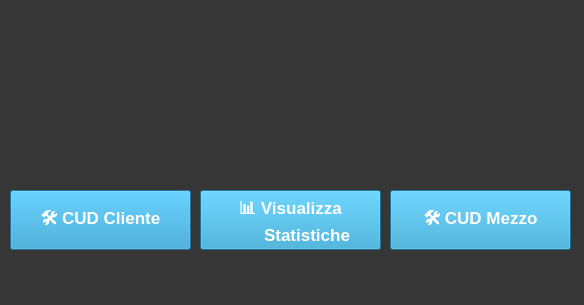
This is Viste/Amministratore/GUI/homepage_amministratore.ui in GiulianiM/Noleggio as Qt 5 draws it before an edit. The edited form follows.
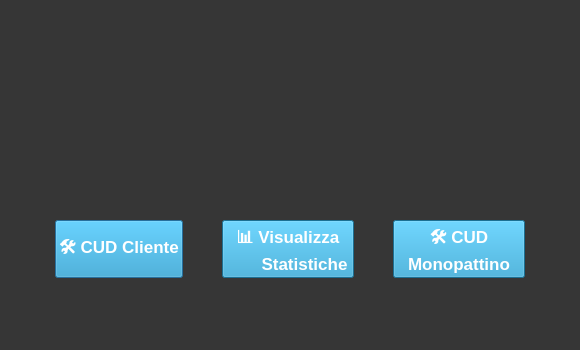
This is the edited form. Icons and pictures are not drawn.

Patch:
```diff
--- a/Viste/Amministratore/GUI/homepage_amministratore.ui
+++ b/Viste/Amministratore/GUI/homepage_amministratore.ui
@@ -6,10 +6,22 @@
    <rect>
     <x>0</x>
     <y>0</y>
-    <width>584</width>
-    <height>305</height>
+    <width>580</width>
+    <height>350</height>
    </rect>
   </property>
+  <property name="minimumSize">
+   <size>
+    <width>580</width>
+    <height>350</height>
+   </size>
+  </property>
+  <property name="maximumSize">
+   <size>
+    <width>580</width>
+    <height>350</height>
+   </size>
+  </property>
   <property name="windowTitle">
    <string>HomePage</string>
   </property>
@@ -21,57 +33,24 @@
   <property name="styleSheet">
    <string notr="true">background-color: rgb(54, 54, 54);</string>
   </property>
-  <widget class="QLabel" name="id_label">
-   <property name="geometry">
-    <rect>
-     <x>20</x>
-     <y>40</y>
-     <width>31</width>
-     <height>16</height>
-    </rect>
-   </property>
-   <property name="font">
-    <font>
-     <pointsize>13</pointsize>
-    </font>
-   </property>
-   <property name="styleSheet">
-    <string notr="true">font-size:14; color:white</string>
-   </property>
-   <property name="text">
-    <string/>
-   </property>
-  </widget>
-  <widget class="QLabel" name="id_label_to_edit">
-   <property name="geometry">
-    <rect>
-     <x>60</x>
-     <y>40</y>
-     <width>49</width>
-     <height>16</height>
-    </rect>
-   </property>
-   <property name="font">
-    <font>
-     <pointsize>13</pointsize>
-    </font>
-   </property>
-   <property name="styleSheet">
-    <string notr="true">color: rgb(255, 255, 255);</string>
-   </property>
-   <property name="text">
-    <string/>
-   </property>
-  </widget>
+  <layout class="QGridLayout" name="gridLayout">
+   <item row="1" column="1">
+    <layout class="QHBoxLayout" name="horizontalLayout">
+     <item>
+      <spacer name="horizontalSpacer">
+       <property name="orientation">
+        <enum>Qt::Horizontal</enum>
+       </property>
+       <property name="sizeHint" stdset="0">
+        <size>
+         <width>40</width>
+         <height>20</height>
+        </size>
+       </property>
+      </spacer>
+     </item>
+     <item>
   <widget class="QLabel" name="logo">
-   <property name="geometry">
-    <rect>
-     <x>240</x>
-     <y>40</y>
-     <width>90</width>
-     <height>90</height>
-    </rect>
-   </property>
    <property name="text">
     <string/>
    </property>
@@ -82,19 +61,61 @@
     <bool>true</bool>
    </property>
   </widget>
+     </item>
+     <item>
+      <spacer name="horizontalSpacer_2">
+       <property name="orientation">
+        <enum>Qt::Horizontal</enum>
+       </property>
+       <property name="sizeHint" stdset="0">
+        <size>
+         <width>40</width>
+         <height>20</height>
+        </size>
+       </property>
+      </spacer>
+     </item>
+    </layout>
+   </item>
+   <item row="5" column="1">
+    <spacer name="verticalSpacer_2">
+     <property name="orientation">
+      <enum>Qt::Vertical</enum>
+     </property>
+     <property name="sizeHint" stdset="0">
+      <size>
+       <width>20</width>
+       <height>40</height>
+      </size>
+     </property>
+    </spacer>
+   </item>
+   <item row="4" column="1">
+    <layout class="QHBoxLayout" name="horizontalLayout_2">
+     <item>
+      <spacer name="horizontalSpacer_5">
+       <property name="orientation">
+        <enum>Qt::Horizontal</enum>
+       </property>
+       <property name="sizeHint" stdset="0">
+        <size>
+         <width>40</width>
+         <height>20</height>
+        </size>
+       </property>
+      </spacer>
+     </item>
+     <item>
   <widget class="QPushButton" name="bottone_cud_cliente">
-   <property name="geometry">
-    <rect>
-     <x>10</x>
-     <y>190</y>
-     <width>181</width>
-     <height>60</height>
-    </rect>
+       <property name="sizePolicy">
+        <sizepolicy hsizetype="Minimum" vsizetype="Minimum">
+         <horstretch>0</horstretch>
+         <verstretch>0</verstretch>
+        </sizepolicy>
    </property>
    <property name="font">
     <font>
      <pointsize>13</pointsize>
-     <weight>75</weight>
      <bold>true</bold>
     </font>
    </property>
@@ -106,43 +127,37 @@
     <string>🛠️ CUD Cliente</string>
    </property>
   </widget>
-  <widget class="QPushButton" name="bottone_cud_mezzo">
-   <property name="geometry">
-    <rect>
-     <x>390</x>
-     <y>190</y>
-     <width>181</width>
-     <height>60</height>
-    </rect>
-   </property>
-   <property name="font">
-    <font>
-     <pointsize>13</pointsize>
-     <weight>75</weight>
-     <bold>true</bold>
-    </font>
-   </property>
-   <property name="styleSheet">
-    <string notr="true">font-size:20; color:white;background-color:rgb(38, 157, 206)
-</string>
-   </property>
-   <property name="text">
-    <string>🛠️ CUD Mezzo</string>
-   </property>
-  </widget>
+     </item>
+     <item>
+      <spacer name="horizontalSpacer_3">
+       <property name="orientation">
+        <enum>Qt::Horizontal</enum>
+       </property>
+       <property name="sizeHint" stdset="0">
+        <size>
+         <width>40</width>
+         <height>20</height>
+        </size>
+       </property>
+      </spacer>
+     </item>
+     <item>
   <widget class="QPushButton" name="bottone_visualizza_statistiche">
-   <property name="geometry">
-    <rect>
-     <x>200</x>
-     <y>190</y>
-     <width>181</width>
-     <height>60</height>
-    </rect>
+       <property name="sizePolicy">
+        <sizepolicy hsizetype="Minimum" vsizetype="Minimum">
+         <horstretch>0</horstretch>
+         <verstretch>0</verstretch>
+        </sizepolicy>
+       </property>
+       <property name="minimumSize">
+        <size>
+         <width>132</width>
+         <height>0</height>
+        </size>
    </property>
    <property name="font">
     <font>
      <pointsize>13</pointsize>
-     <weight>75</weight>
      <bold>true</bold>
     </font>
    </property>
@@ -155,6 +170,131 @@
        Statistiche</string>
    </property>
   </widget>
+     </item>
+     <item>
+      <spacer name="horizontalSpacer_4">
+       <property name="orientation">
+        <enum>Qt::Horizontal</enum>
+       </property>
+       <property name="sizeHint" stdset="0">
+        <size>
+         <width>40</width>
+         <height>20</height>
+        </size>
+       </property>
+      </spacer>
+     </item>
+     <item>
+      <widget class="QPushButton" name="bottone_cud_mezzo">
+       <property name="sizePolicy">
+        <sizepolicy hsizetype="Minimum" vsizetype="Minimum">
+         <horstretch>0</horstretch>
+         <verstretch>0</verstretch>
+        </sizepolicy>
+       </property>
+       <property name="minimumSize">
+        <size>
+         <width>132</width>
+         <height>0</height>
+        </size>
+       </property>
+       <property name="font">
+        <font>
+         <pointsize>13</pointsize>
+         <bold>true</bold>
+        </font>
+       </property>
+       <property name="styleSheet">
+        <string notr="true">font-size:20; color:white;background-color:rgb(38, 157, 206)
+</string>
+       </property>
+       <property name="text">
+        <string>🛠️ CUD
+Monopattino</string>
+       </property>
+      </widget>
+     </item>
+     <item>
+      <spacer name="horizontalSpacer_6">
+       <property name="orientation">
+        <enum>Qt::Horizontal</enum>
+       </property>
+       <property name="sizeHint" stdset="0">
+        <size>
+         <width>40</width>
+         <height>20</height>
+        </size>
+       </property>
+      </spacer>
+     </item>
+    </layout>
+   </item>
+   <item row="1" column="2">
+    <spacer name="horizontalSpacer_8">
+     <property name="orientation">
+      <enum>Qt::Horizontal</enum>
+     </property>
+     <property name="sizeHint" stdset="0">
+      <size>
+       <width>40</width>
+       <height>20</height>
+      </size>
+     </property>
+    </spacer>
+   </item>
+   <item row="0" column="1">
+    <spacer name="verticalSpacer_3">
+     <property name="orientation">
+      <enum>Qt::Vertical</enum>
+     </property>
+     <property name="sizeHint" stdset="0">
+      <size>
+       <width>20</width>
+       <height>40</height>
+      </size>
+     </property>
+    </spacer>
+   </item>
+   <item row="3" column="1">
+    <spacer name="verticalSpacer">
+     <property name="orientation">
+      <enum>Qt::Vertical</enum>
+     </property>
+     <property name="sizeHint" stdset="0">
+      <size>
+       <width>20</width>
+       <height>40</height>
+      </size>
+     </property>
+    </spacer>
+   </item>
+   <item row="1" column="0">
+    <spacer name="horizontalSpacer_7">
+     <property name="orientation">
+      <enum>Qt::Horizontal</enum>
+     </property>
+     <property name="sizeHint" stdset="0">
+      <size>
+       <width>40</width>
+       <height>20</height>
+      </size>
+     </property>
+    </spacer>
+   </item>
+   <item row="2" column="1">
+    <spacer name="verticalSpacer_4">
+     <property name="orientation">
+      <enum>Qt::Vertical</enum>
+     </property>
+     <property name="sizeHint" stdset="0">
+      <size>
+       <width>20</width>
+       <height>40</height>
+      </size>
+     </property>
+    </spacer>
+   </item>
+  </layout>
  </widget>
  <resources/>
  <connections/>
```
Lines whose indentation alone changed are shown as unchanged.
